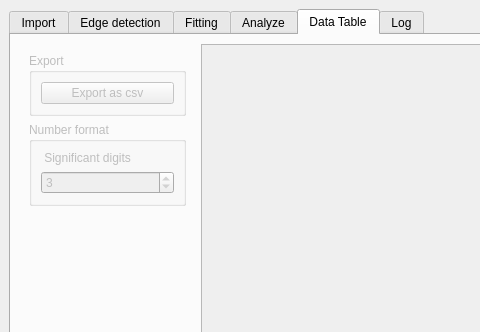
Old version of the form pyDSA_gui/design.ui in the repository galaunay/pyDSA_gui; both pictures show x 0 to 480 and y 0 to 332 of the 972 by 854 pixel window.
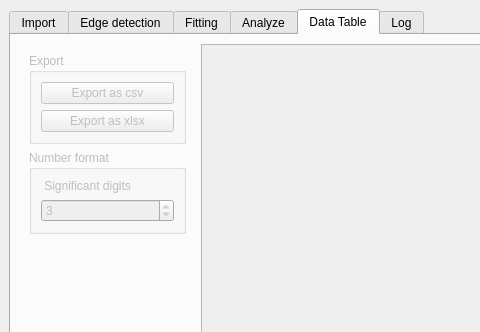
New version of the form. The open tabs and pages were chosen to show the change. Custom widgets are drawn as their Qt base class.

Commit message: Add export to xlsx

```diff
--- a/pyDSA_gui/design.ui
+++ b/pyDSA_gui/design.ui
@@ -1771,6 +1771,16 @@
                 </property>
                </widget>
               </item>
+              <item>
+               <widget class="QPushButton" name="tab5_export_xlsx_button">
+                <property name="toolTip">
+                 <string>Export all the computed data to a csv text file</string>
+                </property>
+                <property name="text">
+                 <string>Export as xlsx</string>
+                </property>
+               </widget>
+              </item>
              </layout>
             </widget>
            </item>
```
Left out of the diff: 168 changed lines with no effect on the pictures. The commit also changes 4 other files.
